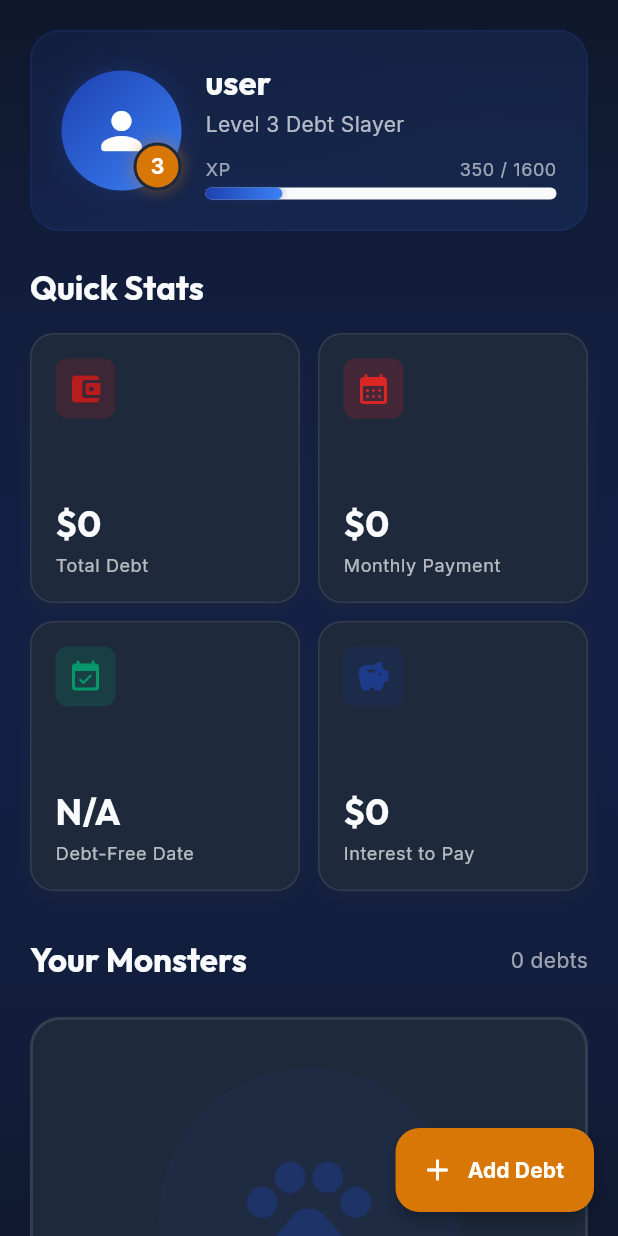
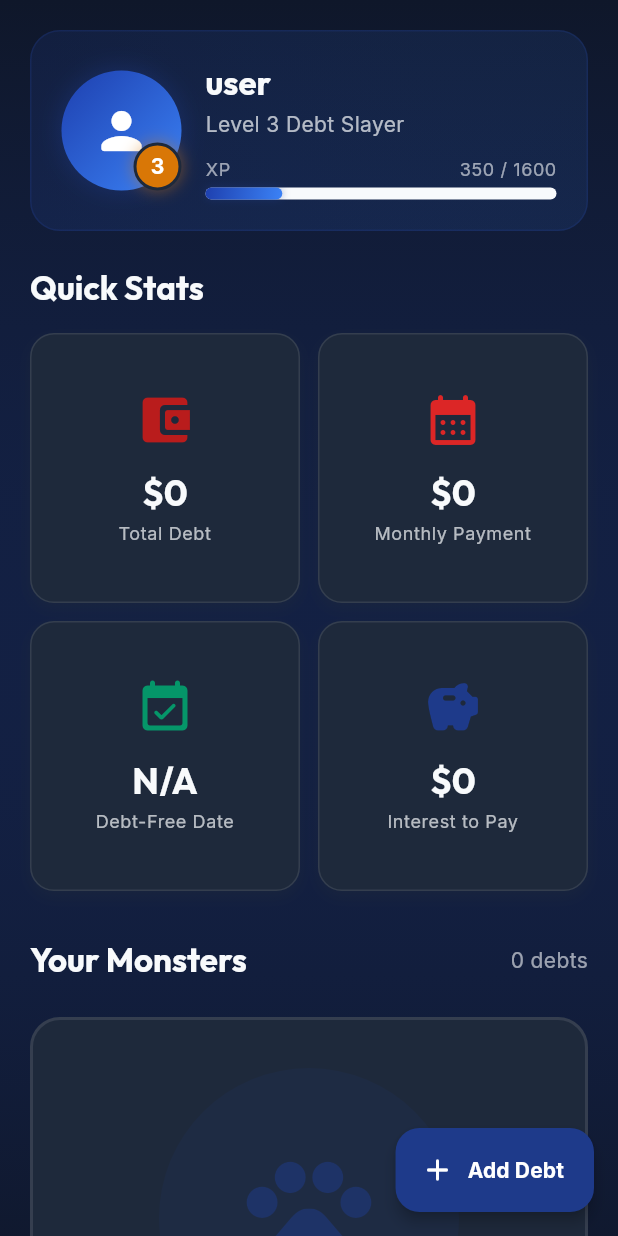
Before and after one commit to fakhrihabb/undebt, a Flutter app: the DashboardScreen screen opened directly, on a phone screen of 412 x 824 dp. Run offline on Flutter 3.47's test engine with Material 3 defaults, Android fonts, the phone set to English and light mode, and no system bars; our stand-ins replace flutter_animate, flutter_dotenv, go_router, google_fonts, hive, hive_flutter and 1 more; accounts and stored records are empty.

Commit message:
style: center stat card content, bigger icons, blue FAB

```diff
--- a/lib/features/dashboard/screens/dashboard_screen.dart
+++ b/lib/features/dashboard/screens/dashboard_screen.dart
@@ -136,7 +136,7 @@ class DashboardScreen extends StatelessWidget {
       // Floating Action Button
       floatingActionButton: FloatingActionButton.extended(
         onPressed: () => context.push('/debt-input'),
-        backgroundColor: AppColors.rewardGold,
+        backgroundColor: AppColors.primaryBlue,
         icon: const Icon(Icons.add_rounded, color: Colors.white),
         label: const Text(
           'Add Debt',
--- a/lib/features/dashboard/widgets/stat_card.dart
+++ b/lib/features/dashboard/widgets/stat_card.dart
@@ -39,28 +39,19 @@ class StatCard extends StatelessWidget {
         ],
       ),
       child: Column(
-        crossAxisAlignment: CrossAxisAlignment.start,
-        mainAxisAlignment: MainAxisAlignment.spaceBetween,
+        crossAxisAlignment: CrossAxisAlignment.center,
+        mainAxisAlignment: MainAxisAlignment.center,
         children: [
           // Icon
-          Container(
-            padding: const EdgeInsets.all(8),
-            decoration: BoxDecoration(
-              color: (iconColor ?? AppColors.primaryBlue).withValues(alpha: 0.2),
-              borderRadius: BorderRadius.circular(8),
-            ),
-            child: Icon(
+          Icon(
             icon,
-              size: 24,
+            size: 40,
             color: iconColor ?? AppColors.primaryBlue,
           ),
-          ),
 
-          // Value and Label
-          Column(
-            crossAxisAlignment: CrossAxisAlignment.start,
-            mainAxisSize: MainAxisSize.min,
-            children: [
+          const SizedBox(height: 12),
+
+          // Value
           Text(
             value,
             style: Theme.of(context).textTheme.headlineSmall?.copyWith(
@@ -69,8 +60,12 @@ class StatCard extends StatelessWidget {
             ),
             maxLines: 1,
             overflow: TextOverflow.ellipsis,
+            textAlign: TextAlign.center,
           ),
+
           const SizedBox(height: 4),
+
+          // Label
           Text(
             label,
             style: Theme.of(context).textTheme.bodySmall?.copyWith(
@@ -78,8 +73,7 @@ class StatCard extends StatelessWidget {
             ),
             maxLines: 2,
             overflow: TextOverflow.ellipsis,
-              ),
-            ],
+            textAlign: TextAlign.center,
           ),
         ],
       ),
```
Lines whose indentation alone changed are shown as unchanged.
